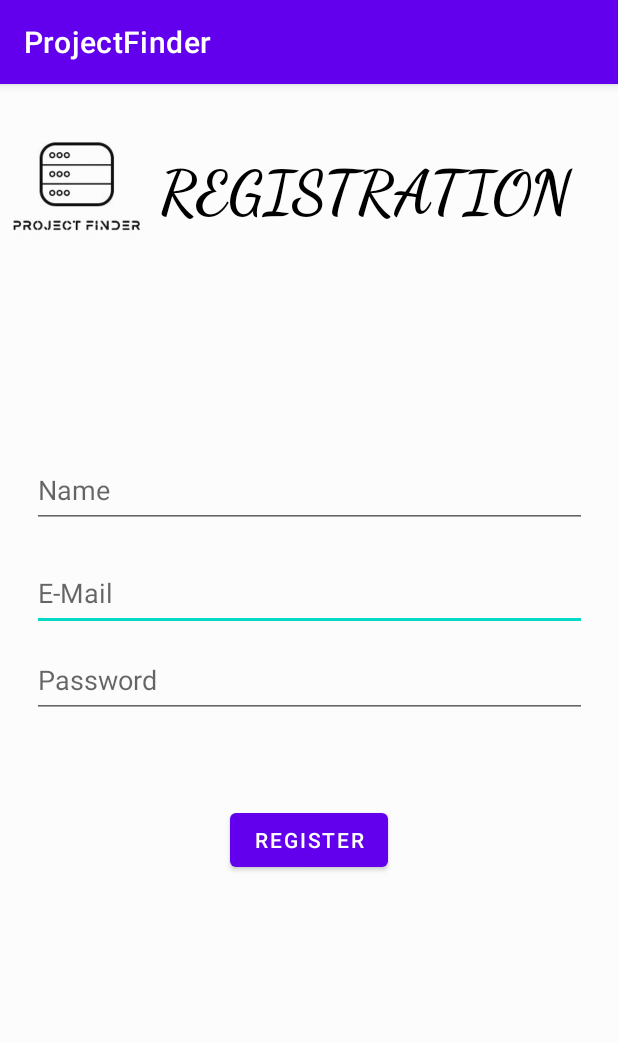
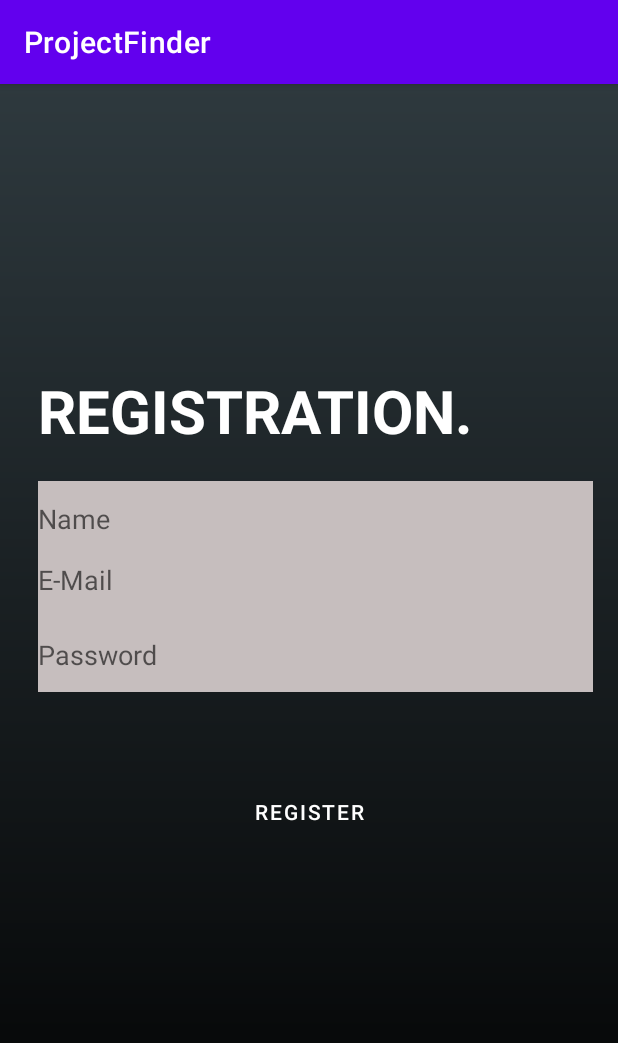
Before and after one commit to arn25-lk/HackTheBurgh, an Android app: the screen it shows after launch (RegisterUser), after a tap on "Register Account", on a phone screen of 412 x 824 dp. Shown: the top 1043 px of the screen. Run offline under Robolectric (Android 15) with nearby library versions, the phone set to English and light mode, and no system bars; our stand-ins replace Firebase (no records; nobody signed in at launch, a user with empty details on screens opened directly).

Commit message:
Final commits

```diff
--- a/app/src/main/java/com/example/projectfinder/LoginActivity.java
+++ b/app/src/main/java/com/example/projectfinder/LoginActivity.java
@@ -87,7 +87,7 @@ public class LoginActivity extends AppCompatActivity implements View.OnClickList
             public void onComplete(@NonNull Task<AuthResult> task) {
                 if(task.isSuccessful()){
 
-                    startActivity(new Intent(LoginActivity.this, MainActivity.class));
+                    startActivity(new Intent(getApplicationContext(), MainActivity.class));
                 }else{
                     Toast.makeText(LoginActivity.this, "failed to login! Please check your credentials",Toast.LENGTH_LONG).show();
                 }
--- a/app/src/main/java/com/example/projectfinder/RegisterUser.java
+++ b/app/src/main/java/com/example/projectfinder/RegisterUser.java
@@ -24,6 +24,7 @@ import com.google.firebase.database.FirebaseDatabase;
 import com.google.firebase.database.annotations.NotNull;
 import com.google.firebase.firestore.DocumentReference;
 import com.google.firebase.firestore.FirebaseFirestore;
+import com.google.firebase.firestore.FirestoreRegistrar;
 
 import java.util.HashMap;
 import java.util.Map;
@@ -34,14 +35,15 @@ public class RegisterUser extends AppCompatActivity implements View.OnClickListe
     private ImageView banner;
     private static String userPreferences = "";
     static final int CHOOSE_STUFF = 30;
+    private FirebaseFirestore fStore;
 
     @Override
     protected void onCreate(Bundle savedInstanceState) {
         super.onCreate(savedInstanceState);
         setContentView(R.layout.activity_register_user);
         mAuth = FirebaseAuth.getInstance();
-        banner = (ImageView) findViewById(R.id.banner);
-        banner.setOnClickListener(this);
+
+
 
         editName = (EditText) findViewById(R.id.name);
         editName.setOnClickListener(this);
@@ -50,7 +52,7 @@ public class RegisterUser extends AppCompatActivity implements View.OnClickListe
         editTextPassword = (EditText) findViewById(R.id.password);
         editTextPassword.setOnClickListener(this);
 
-
+        fStore = FirebaseFirestore.getInstance();
         findViewById(R.id.registerUser).setOnClickListener(this);
 
     }
@@ -92,10 +94,7 @@ public class RegisterUser extends AppCompatActivity implements View.OnClickListe
         startActivityForResult(chooseStuff, 30);
 
 
-        Map<String, Object> user = new HashMap<>();
-        user.put("name", name);
-        user.put("email", email);
-        user.put("preferences", userPreferences);
+
 
 
         mAuth.createUserWithEmailAndPassword(email,password)
@@ -105,7 +104,18 @@ public class RegisterUser extends AppCompatActivity implements View.OnClickListe
                     public void onComplete(Task<AuthResult> task) {
                         if(task.isSuccessful()){
                             //TODO: Add user class
-                            FirebaseFirestore.getInstance().collection("users")
+                            DocumentReference documentReference = fStore.collection("users").document(mAuth.getCurrentUser().getUid());
+                            Map<String, Object> user = new HashMap<>();
+                            user.put("name", name);
+                            user.put("email", email);
+                            user.put("preferences", userPreferences);
+                            documentReference.set(user).addOnSuccessListener(new OnSuccessListener<Void>() {
+                                @Override
+                                public void onSuccess(Void aVoid) {
+                                    Log.d("TAG", "onSuccess: user Profile is created" + mAuth.getCurrentUser().getUid());
+                                }
+                            });
+                           /* FirebaseFirestore.getInstance().collection("users")
                                     .add(user)
                                     .addOnSuccessListener(new OnSuccessListener<DocumentReference>() {
                                         @Override
@@ -122,7 +132,7 @@ public class RegisterUser extends AppCompatActivity implements View.OnClickListe
                                                     "Failed to register user",
                                                     Toast.LENGTH_LONG).show();
                                         }
-                                    });
+                                    });*/
                         }else{
                             Toast.makeText(RegisterUser.this,
                                     "Failed to Register User",
@@ -153,11 +163,7 @@ public class RegisterUser extends AppCompatActivity implements View.OnClickListe
     @Override
     public void onClick(@NotNull View v) {
         switch(v.getId()){
-            case R.id.banner:
-                startActivity(new Intent(this, LoginActivity.class));
-                break;
             case R.id.registerUser:
-
                 registerUser();
                 break;
         }
--- /dev/null
+++ b/app/src/main/res/drawable/gradient2.xml
@@ -0,0 +1,8 @@
+<?xml version="1.0" encoding="utf-8"?>
+<shape xmlns:android="http://schemas.android.com/apk/res/android"
+    android:shape="rectangle">
+    <gradient
+        android:startColor="#000000"
+        android:endColor="#2E393E"
+        android:angle="90" />
+</shape>
--- a/app/src/main/res/layout/activity_login2.xml
+++ b/app/src/main/res/layout/activity_login2.xml
@@ -5,9 +5,8 @@
     android:id="@+id/container"
     android:layout_width="match_parent"
     android:layout_height="match_parent"
-    android:background="@color/teal_200"
-    android:paddingLeft="@dimen/cardview_compat_inset_shadow"
-    >
+    android:background="@drawable/gradient"
+    android:paddingLeft="@dimen/cardview_compat_inset_shadow">
 
     <EditText
         android:id="@+id/username"
@@ -22,7 +21,6 @@
         app:layout_constraintEnd_toEndOf="parent"
         app:layout_constraintStart_toStartOf="parent"
         app:layout_constraintTop_toTopOf="parent" />
-
 
 
     <EditText
--- a/app/src/main/res/layout/activity_main.xml
+++ b/app/src/main/res/layout/activity_main.xml
@@ -3,6 +3,7 @@
     xmlns:app="http://schemas.android.com/apk/res-auto"
     android:id="@+id/linearLayout"
     android:layout_width="match_parent"
+    android:background="@drawable/gradient2"
     android:layout_height="match_parent">
 
     <FrameLayout
--- a/app/src/main/res/layout/activity_register_user.xml
+++ b/app/src/main/res/layout/activity_register_user.xml
@@ -4,34 +4,22 @@
     xmlns:tools="http://schemas.android.com/tools"
     android:layout_width="match_parent"
     android:layout_height="match_parent"
-    android:background="@drawable/bg">
+    android:background="@drawable/gradient2">
 
-
-    <ImageView
-        android:id="@+id/banner"
-        android:layout_width="100dp"
-        android:layout_height="100dp"
-        android:layout_marginEnd="311dp"
-        android:layout_marginBottom="631dp"
-        android:src="@drawable/logo"
-        app:layout_constraintBottom_toBottomOf="parent"
-        android:clickable="true"
-        app:layout_constraintEnd_toEndOf="parent"
-        app:layout_constraintStart_toStartOf="parent"
-        app:layout_constraintTop_toTopOf="parent" />
 
     <TextView
         android:layout_width="306dp"
         android:layout_height="57dp"
-        android:layout_marginStart="107dp"
-        android:layout_marginTop="29dp"
-        android:layout_marginBottom="645dp"
-        android:fontFamily="cursive"
-        android:text="REGISTRATION"
-        android:textColor="@color/black"
+
+        android:layout_marginStart="16dp"
+        android:layout_marginTop="195dp"
+        android:layout_marginEnd="71dp"
+        android:layout_marginBottom="21dp"
+        android:text="REGISTRATION."
+        android:textColor="@color/white"
         android:textSize="40dp"
         android:textStyle="bold"
-        app:layout_constraintBottom_toBottomOf="parent"
+        app:layout_constraintBottom_toTopOf="@+id/name"
         app:layout_constraintEnd_toEndOf="parent"
         app:layout_constraintStart_toStartOf="parent"
         app:layout_constraintTop_toTopOf="parent" />
@@ -40,39 +28,36 @@
         android:id="@+id/email"
         android:layout_width="370dp"
         android:layout_height="50dp"
-        android:layout_marginStart="21dp"
-        android:layout_marginTop="296dp"
-        android:layout_marginEnd="20dp"
-        android:layout_marginBottom="385dp"
+        android:layout_marginStart="16dp"
+        android:layout_marginEnd="7dp"
+        android:background="#C6BEBE"
         android:hint="E-Mail"
         android:imeOptions="actionDone"
         android:inputType="textEmailAddress"
         android:selectAllOnFocus="true"
-        app:layout_constraintBottom_toBottomOf="parent"
+        app:layout_constraintBottom_toTopOf="@+id/password"
         app:layout_constraintEnd_toEndOf="parent"
-        app:layout_constraintHorizontal_bias="0.277"
         app:layout_constraintStart_toStartOf="parent"
-        app:layout_constraintTop_toTopOf="parent" />
+        app:layout_constraintTop_toBottomOf="@+id/name" />
 
     <EditText
         android:id="@+id/name"
         android:layout_width="370dp"
         android:layout_height="50dp"
-        android:layout_marginStart="21dp"
-        android:layout_marginTop="209dp"
-        android:layout_marginEnd="20dp"
-        android:layout_marginBottom="472dp"
+        android:layout_marginStart="16dp"
+
+        android:layout_marginTop="273dp"
+        android:layout_marginEnd="7dp"
+        android:layout_marginBottom="462dp"
+        android:background="#C6BEBE"
         android:hint="Name"
-
         android:imeOptions="actionDone"
         android:inputType="text"
         android:selectAllOnFocus="true"
         app:layout_constraintBottom_toBottomOf="parent"
         app:layout_constraintEnd_toEndOf="parent"
-        app:layout_constraintHorizontal_bias="0.277"
         app:layout_constraintStart_toStartOf="parent"
-        app:layout_constraintTop_toTopOf="parent"
-        app:layout_constraintVertical_bias="1.0" />
+        app:layout_constraintTop_toTopOf="parent" />
 
     <Button
         android:id="@+id/registerUser"
@@ -82,31 +67,33 @@
         android:layout_marginTop="461dp"
         android:layout_marginEnd="153dp"
         android:layout_marginBottom="222dp"
+        android:background="#00CA3B3B"
+        android:clickable="true"
         android:text="REGISTER"
+        android:textColor="@color/white"
         app:layout_constraintBottom_toBottomOf="parent"
-        android:clickable="true"
         app:layout_constraintEnd_toEndOf="parent"
+        app:layout_constraintHorizontal_bias="1.0"
         app:layout_constraintStart_toStartOf="parent"
-        app:layout_constraintTop_toTopOf="parent" />
+        app:layout_constraintTop_toTopOf="parent"
+        app:layout_constraintVertical_bias="0.0" />
 
     <EditText
         android:id="@+id/password"
         android:layout_width="370dp"
         android:layout_height="50dp"
-        android:layout_marginStart="21dp"
-        android:layout_marginTop="372dp"
-        android:layout_marginEnd="20dp"
-        android:layout_marginBottom="309dp"
+        android:layout_marginStart="16dp"
+
+        android:layout_marginEnd="7dp"
+        android:layout_marginBottom="65dp"
+        android:background="#C6BEBE"
         android:hint="Password"
-
         android:imeOptions="actionDone"
         android:inputType="textPassword"
         android:selectAllOnFocus="true"
-        app:layout_constraintBottom_toBottomOf="parent"
+        app:layout_constraintBottom_toTopOf="@+id/registerUser"
         app:layout_constraintEnd_toEndOf="parent"
-        app:layout_constraintHorizontal_bias="0.277"
         app:layout_constraintStart_toStartOf="parent"
-        app:layout_constraintTop_toTopOf="parent"
-        app:layout_constraintVertical_bias="0.018" />
+        app:layout_constraintTop_toBottomOf="@+id/email" />
 
 </androidx.constraintlayout.widget.ConstraintLayout>
```
Also changed, not shown: app/src/main/res/drawable/gradient.xml (added, +8 -0 lines), app/src/main/res/layout/choose_classes.xml (+4 -3 lines), app/src/main/res/layout/fragment_recommended.xml (+29 -16 lines), 1 other file.
